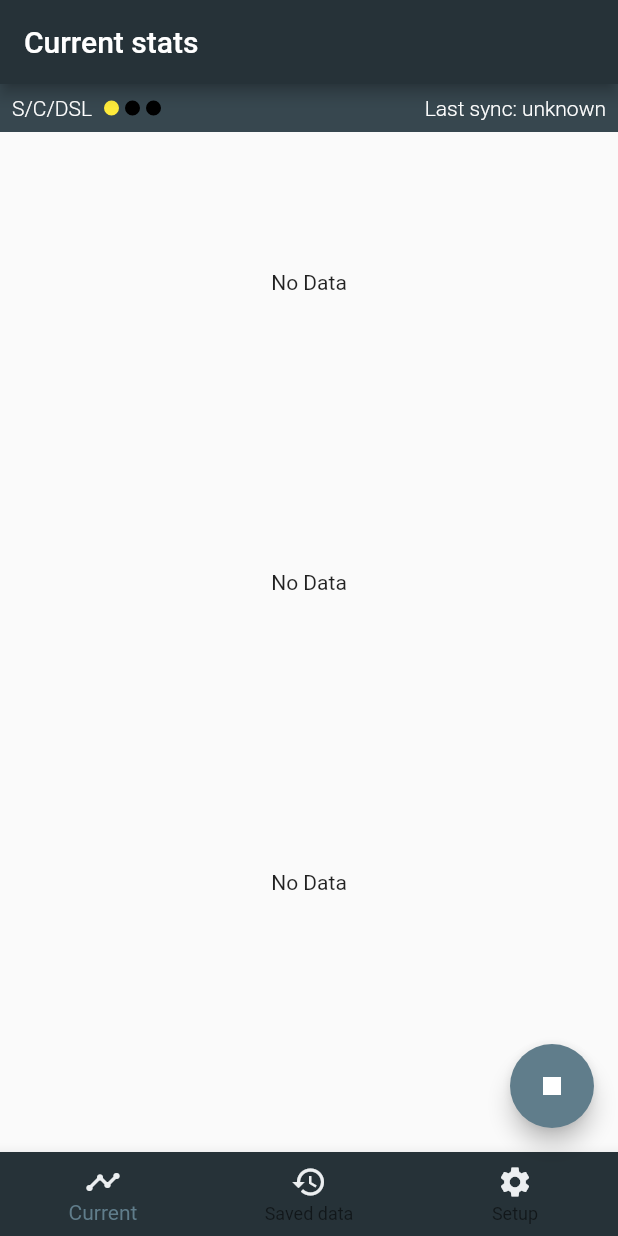
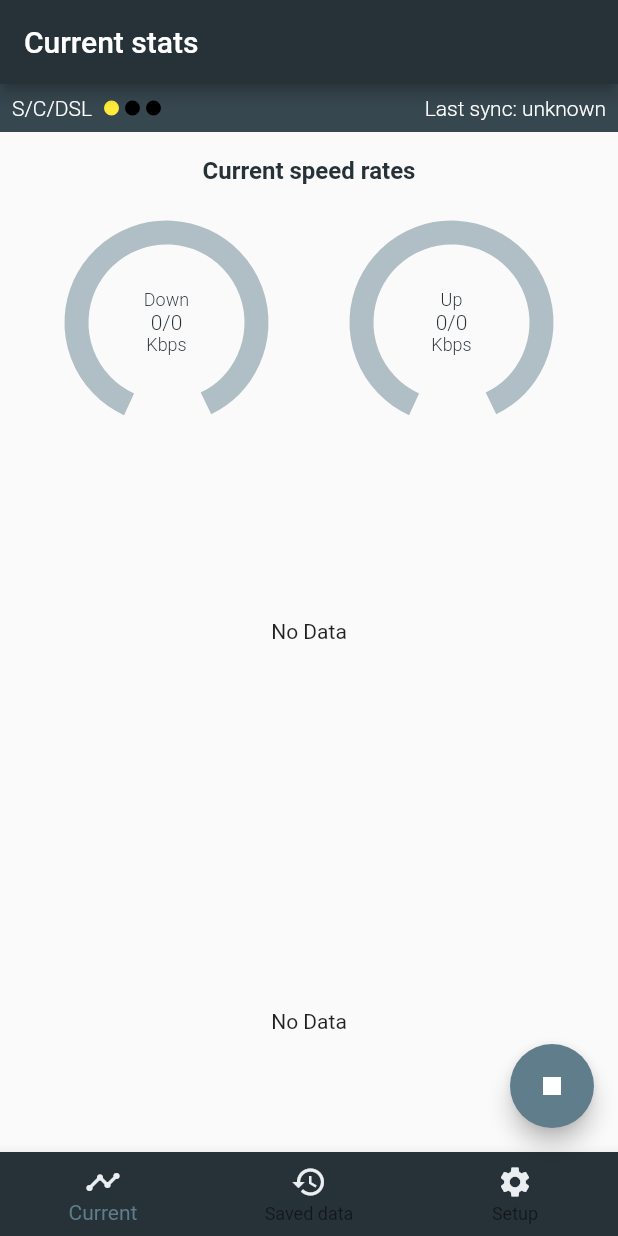
Before and after one commit to digiboridev/xDSL-Monitoring-tool, a Flutter app: the screen it shows after launch, after a tap on the "play arrow" icon, on a phone screen of 412 x 824 dp. Run offline on Flutter 3.47's test engine with Material 2 defaults, Android fonts, the light colour scheme and no system bars; our stand-ins replace hive, hive_flutter; missing offline and left inert: flutter_foreground_plugin, mp_chart; accounts and stored records are empty; generated files the repository leaves out were written again.

Commit message:
feature: current speed bar, animation, canvas.

```diff
--- a/lib/components/CRCLine.dart
+++ b/lib/components/CRCLine.dart
@@ -250,21 +250,26 @@ class _SNRMState extends State<CRCLine> {
       print('render viewer');
       _mainToIsolateStream.send(widget.collection);
       return Container(
-          height: 200,
+          color: Colors.white,
+          height: 260,
           child: OverflowBox(
             alignment: Alignment.topCenter,
             maxHeight: 260,
             child: Column(
               children: [
                 Container(
-                    color: Colors.amber,
+                    margin: EdgeInsets.only(top: 16),
                     height: 200,
                     child: LineChart(_controller)),
                 Transform.translate(
-                  offset: const Offset(0, -190),
-                  child: Text(
-                    'Cyclic redundancy error',
-                    style: TextStyle(fontWeight: FontWeight.w600, fontSize: 16),
+                  offset: const Offset(0, -208),
+                  child: Padding(
+                    padding: const EdgeInsets.all(8.0),
+                    child: Text(
+                      'Cyclic redundancy error',
+                      style:
+                          TextStyle(fontWeight: FontWeight.w600, fontSize: 16),
+                    ),
                   ),
                 ),
               ],
--- a/lib/components/FECLine.dart
+++ b/lib/components/FECLine.dart
@@ -249,21 +249,26 @@ class _SNRMState extends State<FECLine> {
       print('render viewer');
       _mainToIsolateStream.send(widget.collection);
       return Container(
-          height: 200,
+          color: Colors.white,
+          height: 260,
           child: OverflowBox(
             alignment: Alignment.topCenter,
             maxHeight: 260,
             child: Column(
               children: [
                 Container(
-                    color: Colors.amber,
+                    margin: EdgeInsets.only(top: 16),
                     height: 200,
                     child: LineChart(_controller)),
                 Transform.translate(
-                  offset: const Offset(0, -190),
-                  child: Text(
-                    'Forward error correction / RsCorr',
-                    style: TextStyle(fontWeight: FontWeight.w600, fontSize: 16),
+                  offset: const Offset(0, -208),
+                  child: Padding(
+                    padding: const EdgeInsets.all(8.0),
+                    child: Text(
+                      'Forward error correction / RsCorr',
+                      style:
+                          TextStyle(fontWeight: FontWeight.w600, fontSize: 16),
+                    ),
                   ),
                 ),
               ],
--- a/lib/components/SNRM.dart
+++ b/lib/components/SNRM.dart
@@ -245,21 +245,26 @@ class _SNRMState extends State<SNRM> {
       print('render viewer');
       _mainToIsolateStream.send(widget.collection);
       return Container(
-          height: 200,
+          color: Colors.white,
+          height: 260,
           child: OverflowBox(
             alignment: Alignment.topCenter,
             maxHeight: 260,
             child: Column(
               children: [
                 Container(
-                    color: Colors.amber,
+                    margin: EdgeInsets.only(top: 16),
                     height: 200,
                     child: LineChart(_controller)),
                 Transform.translate(
-                  offset: const Offset(0, -190),
-                  child: Text(
-                    'Signal to noise margin',
-                    style: TextStyle(fontWeight: FontWeight.w600, fontSize: 16),
+                  offset: const Offset(0, -208),
+                  child: Padding(
+                    padding: const EdgeInsets.all(8.0),
+                    child: Text(
+                      'Signal to noise margin',
+                      style:
+                          TextStyle(fontWeight: FontWeight.w600, fontSize: 16),
+                    ),
                   ),
                 ),
               ],
--- a/lib/components/SpeedLine.dart
+++ b/lib/components/SpeedLine.dart
@@ -280,7 +280,7 @@ class _SNRMState extends State<SpeedLine> {
 
     if (!isSpawned) {
       return Container(
-        height: 200,
+        height: 260,
         child: Center(
           child: CircularProgressIndicator(),
         ),
@@ -289,21 +289,26 @@ class _SNRMState extends State<SpeedLine> {
       print('render viewer');
       _mainToIsolateStream.send(widget.collection);
       return Container(
-          height: 200,
+          color: Colors.white,
+          height: 260,
           child: OverflowBox(
             alignment: Alignment.topCenter,
             maxHeight: 260,
             child: Column(
               children: [
                 Container(
-                    color: Colors.amber,
+                    margin: EdgeInsets.only(top: 16),
                     height: 200,
                     child: LineChart(_controller)),
                 Transform.translate(
-                  offset: const Offset(0, -190),
-                  child: Text(
-                    'Speed rates',
-                    style: TextStyle(fontWeight: FontWeight.w600, fontSize: 16),
+                  offset: const Offset(0, -208),
+                  child: Padding(
+                    padding: const EdgeInsets.all(8.0),
+                    child: Text(
+                      'Speed rates',
+                      style:
+                          TextStyle(fontWeight: FontWeight.w600, fontSize: 16),
+                    ),
                   ),
                 ),
               ],
--- a/lib/screens/CurrentScreen.dart
+++ b/lib/screens/CurrentScreen.dart
@@ -59,7 +59,7 @@ class _SpeedLineCurrWrapperState extends State<SpeedLineCurrWrapper> {
     return Column(
       children: [
         Container(
-          height: 200,
+          height: 260,
           child: isMapEmpty()
               ? Center(child: Text('No Data'))
               : SpeedLine(
@@ -68,7 +68,7 @@ class _SpeedLineCurrWrapperState extends State<SpeedLineCurrWrapper> {
                 ),
         ),
         Container(
-          height: 200,
+          height: 260,
           child: isMapEmpty()
               ? Center(child: Text('No Data'))
               : SNRM(
@@ -77,7 +77,7 @@ class _SpeedLineCurrWrapperState extends State<SpeedLineCurrWrapper> {
                 ),
         ),
         Container(
-          height: 200,
+          height: 260,
           child: isMapEmpty()
               ? Center(child: Text('No Data'))
               : FECLine(
@@ -86,7 +86,7 @@ class _SpeedLineCurrWrapperState extends State<SpeedLineCurrWrapper> {
                 ),
         ),
         Container(
-          height: 200,
+          height: 260,
           child: isMapEmpty()
               ? Center(child: Text('No Data'))
               : CRCLine(
--- /dev/null
+++ b/lib/screens/CurrentScreen/CurrentSpeedBar.dart
@@ -0,0 +1,311 @@
+import 'dart:math';
+
+import 'package:provider/provider.dart';
+import 'package:dslstats/models/DataProvider.dart';
+import 'package:dslstats/models/modemClients/LineStatsCollection.dart';
+import 'package:flutter/material.dart';
+
+class CurrentSpeedBar extends StatefulWidget {
+  bool _isEmpty;
+
+  CurrentSpeedBar(this._isEmpty);
+
+  @override
+  _CurrentSpeedBarState createState() => _CurrentSpeedBarState();
+}
+
+class _CurrentSpeedBarState extends State<CurrentSpeedBar>
+    with TickerProviderStateMixin {
+  double currDown = 0;
+  double currUp = 0;
+  double attainableDown = 0;
+  double attainableUp = 0;
+
+  //Animation vars
+  AnimationController controller;
+  Animation<double> currDownAnimation;
+  Animation<double> currUpAnimation;
+  Animation<double> attainableDownAnimation;
+  Animation<double> attainableUpAnimation;
+
+  Tween<double> currDownTween = Tween(begin: 0, end: 0);
+  Tween<double> currUpTween = Tween(begin: 0, end: 0);
+  Tween<double> attainableDownTween = Tween(begin: 0, end: 0);
+  Tween<double> attainableUpTween = Tween(begin: 0, end: 0);
+
+  @override
+  void initState() {
+    // TODO: implement initState
+    super.initState();
+
+    //Init animation controllers
+
+    controller = AnimationController(
+        vsync: this, duration: Duration(milliseconds: 1000));
+
+    final curvedAnimation = CurvedAnimation(
+      parent: controller,
+      curve: Curves.fastOutSlowIn,
+      reverseCurve: Curves.easeOut,
+    );
+
+    final curvedAnimationAlt = CurvedAnimation(
+      parent: controller,
+      curve: Curves.bounceInOut,
+      reverseCurve: Curves.easeOut,
+    );
+
+    currDownAnimation = currDownTween.animate(curvedAnimation)
+      ..addListener(() {
+        setState(() {});
+      })
+      ..addStatusListener((status) {
+        if (status == AnimationStatus.completed) {
+          controller.stop();
+        } else if (status == AnimationStatus.dismissed) {
+          controller.stop();
+        }
+      });
+
+    currUpAnimation = currUpTween.animate(curvedAnimation)
+      ..addListener(() {
+        setState(() {});
+      })
+      ..addStatusListener((status) {
+        if (status == AnimationStatus.completed) {
+          controller.stop();
+        } else if (status == AnimationStatus.dismissed) {
+          controller.stop();
+        }
+      });
+
+    attainableDownAnimation = attainableDownTween.animate(curvedAnimationAlt)
+      ..addListener(() {
+        setState(() {});
+      })
+      ..addStatusListener((status) {
+        if (status == AnimationStatus.completed) {
+          controller.stop();
+        } else if (status == AnimationStatus.dismissed) {
+          controller.stop();
+        }
+      });
+
+    attainableUpAnimation = attainableUpTween.animate(curvedAnimationAlt)
+      ..addListener(() {
+        setState(() {});
+      })
+      ..addStatusListener((status) {
+        if (status == AnimationStatus.completed) {
+          controller.stop();
+        } else if (status == AnimationStatus.dismissed) {
+          controller.stop();
+        }
+      });
+  }
+
+  @override
+  void didUpdateWidget(covariant CurrentSpeedBar oldWidget) {
+    super.didUpdateWidget(oldWidget);
+    updateData(context);
+  }
+
+  void updateData(BuildContext context) {
+    var currDownold = currDown;
+    var currUpold = currUp;
+    var attainableDownold = attainableDown;
+    var attainableUpold = attainableUp;
+
+    if (!context.read<DataProvider>().isCounting) {
+      currDown = 0;
+      currUp = 0;
+      attainableDown = 0;
+      attainableUp = 0;
+      // return;
+    } else if (widget._isEmpty) {
+      currDown = 0;
+      currUp = 0;
+      attainableDown = 0;
+      attainableUp = 0;
+      // return;
+    } else {
+      LineStatsCollection asd =
+          context.read<DataProvider>().getLastCollection.last;
+      currDown = asd.downRate?.toDouble() ?? 0;
+      currUp = asd.upRate?.toDouble() ?? 0;
+      attainableDown = asd.downMaxRate?.toDouble() ?? 0;
+      attainableUp = asd.upMaxRate?.toDouble() ?? 0;
+    }
+
+    if (currDown != currDownold) {
+      currDownTween.begin = currDownold;
+      currDownTween.end = currDown;
+      controller.reset();
+      controller.forward();
+    }
+    if (currUp != currUpold) {
+      currUpTween.begin = currUpold;
+      currUpTween.end = currUp;
+      controller.reset();
+      controller.forward();
+    }
+    if (attainableDown != attainableDownold) {
+      attainableDownTween.begin = attainableDownold;
+      attainableDownTween.end = attainableDown;
+      controller.reset();
+      controller.forward();
+    }
+    if (attainableUp != attainableUpold) {
+      attainableUpTween.begin = attainableUpold;
+      attainableUpTween.end = attainableUp;
+      controller.reset();
+      controller.forward();
+    }
+  }
+
+  @override
+  Widget build(BuildContext context) {
+    // print('speedbar render');
+    return Column(
+      children: [
+        Container(
+          margin: EdgeInsets.all(16),
+          child: Text(
+            'Current speed rates',
+            style: TextStyle(
+                color: Colors.blueGrey[900],
+                fontSize: 16,
+                fontWeight: FontWeight.w600),
+          ),
+        ),
+        Container(
+          margin: EdgeInsets.all(16),
+          child: Row(
+            mainAxisAlignment: MainAxisAlignment.spaceAround,
+            children: [
+              Container(
+                height: 120,
+                width: 120,
+                child: CustomPaint(
+                  painter: SpdPainter(
+                      curr: currDownAnimation.value,
+                      attainable: attainableDownAnimation.value,
+                      max: 24000),
+                  child: Column(
+                    mainAxisAlignment: MainAxisAlignment.center,
+                    crossAxisAlignment: CrossAxisAlignment.center,
+                    children: [
+                      Text('Down',
+                          style: TextStyle(
+                              fontSize: 12,
+                              color: Colors.blueGrey[900],
+                              fontWeight: FontWeight.w300)),
+                      Text(
+                        '${currDownAnimation.value.toInt()}/${attainableDownAnimation.value.toInt()}',
+                        style: TextStyle(
+                            fontSize: 14,
+                            color: Colors.blueGrey[900],
+                            fontWeight: FontWeight.w300),
+                      ),
+                      Text(
+                        'Kbps',
+                        style: TextStyle(
+                            fontSize: 12,
+                            color: Colors.blueGrey[900],
+                            fontWeight: FontWeight.w300),
+                      )
+                    ],
+                  ),
+                ),
+              ),
+              Container(
+                height: 120,
+                width: 120,
+                child: CustomPaint(
+                  painter: SpdPainter(
+                      curr: currUpAnimation.value,
+                      attainable: attainableUpAnimation.value,
+                      max: 3000),
+                  child: Column(
+                    mainAxisAlignment: MainAxisAlignment.center,
+                    crossAxisAlignment: CrossAxisAlignment.center,
+                    children: [
+                      Text('Up',
+                          style: TextStyle(
+                              fontSize: 12,
+                              color: Colors.blueGrey[900],
+                              fontWeight: FontWeight.w300)),
+                      Text(
+                          '${currUpAnimation.value.toInt()}/${attainableUpAnimation.value.toInt()}',
+                          style: TextStyle(
+                              fontSize: 14,
+                              color: Colors.blueGrey[900],
+                              fontWeight: FontWeight.w300)),
+                      Text('Kbps',
+                          style: TextStyle(
+                              fontSize: 12,
+                              color: Colors.blueGrey[900],
+                              fontWeight: FontWeight.w300))
+                    ],
+                  ),
+                ),
+              )
+            ],
+          ),
+        ),
+      ],
+    );
+  }
+}
+
+class SpdPainter extends CustomPainter {
+  double curr;
+  double attainable;
+  double max;
+  SpdPainter({this.curr, this.attainable, this.max});
+
+  double percentageCurr() {
+    return 5.4 * curr / max;
+  }
+
+  double percentageAtta() {
+    return 5.4 * attainable / max;
+  }
+
+  @override
+  void paint(Canvas canvas, Size size) {
+    var rect = Offset.zero & Size(size.width, size.height);
+    canvas.drawArc(
+        rect,
+        2,
+        5.4,
+        false,
+        Paint()
+          ..style = PaintingStyle.stroke
+          ..strokeWidth = 16
+          ..color = Colors.blueGrey[200]);
+    canvas.drawArc(
+        rect,
+        2,
+        percentageAtta(),
+        false,
+        Paint()
+          ..style = PaintingStyle.stroke
+          ..strokeWidth = 8
+          ..color = Colors.yellow[400]);
+    canvas.drawArc(
+        rect,
+        2,
+        percentageCurr(),
+        false,
+        Paint()
+          ..style = PaintingStyle.stroke
+          ..strokeWidth = 8
+          ..color = Colors.blueGrey[800]);
+  }
+
+  @override
+  bool shouldRepaint(SpdPainter oldDelegate) => false;
+  @override
+  bool shouldRebuildSemantics(SpdPainter oldDelegate) => false;
+}
--- a/lib/screens/CurrentScreen/StatsTable.dart
+++ b/lib/screens/CurrentScreen/StatsTable.dart
@@ -1,9 +1,12 @@
+import 'dart:ui';
+
 import 'package:dslstats/models/modemClients/LineStatsCollection.dart';
 import 'package:provider/provider.dart';
 import 'package:dslstats/models/DataProvider.dart';
 import 'package:flutter/material.dart';
 
 import 'StatusBar.dart';
+import 'CurrentSpeedBar.dart';
 
 class StatsTable extends StatelessWidget {
   @override
@@ -21,7 +24,7 @@ class StatsTable extends StatelessWidget {
     return Container(
       color: Colors.blueGrey[00],
       child: Column(
-        children: [StatusBar(isMapEmpty())],
+        children: [StatusBar(isMapEmpty()), CurrentSpeedBar(isMapEmpty())],
       ),
     );
   }
```
